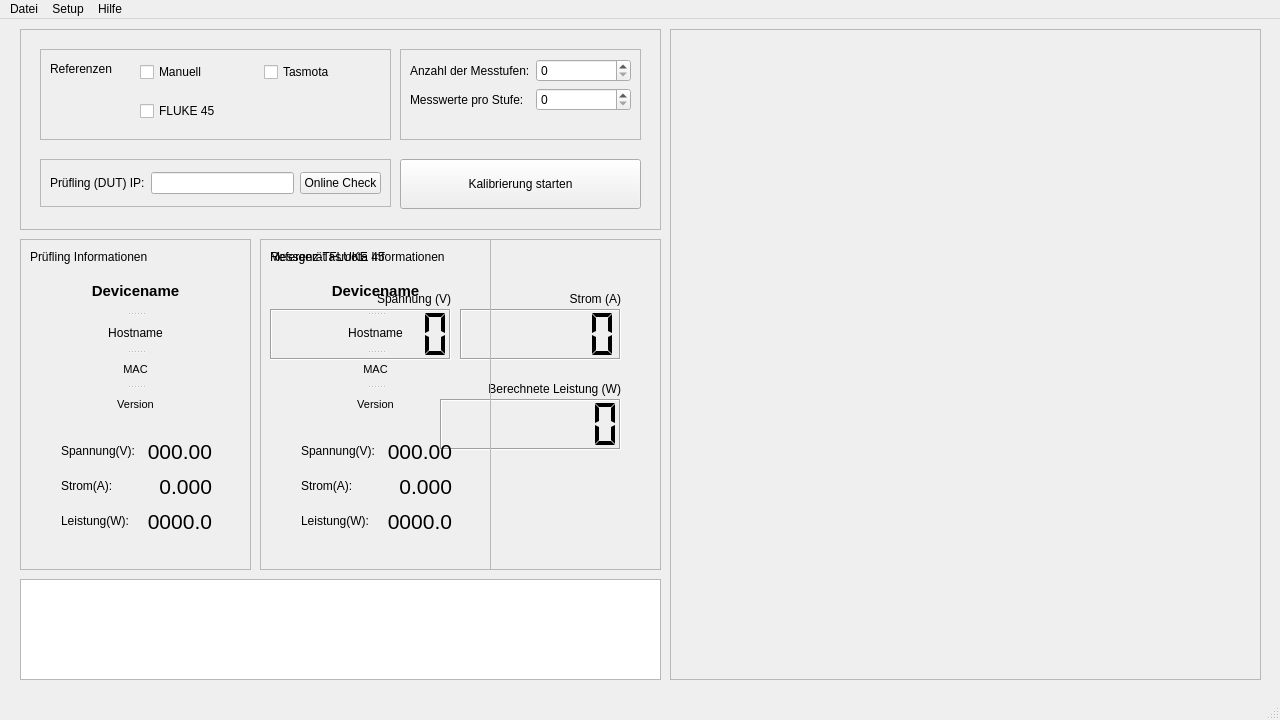
This is main_gui.ui in Suitcasechild/AutoCal as Qt 5 draws it before an edit. The edited form follows.
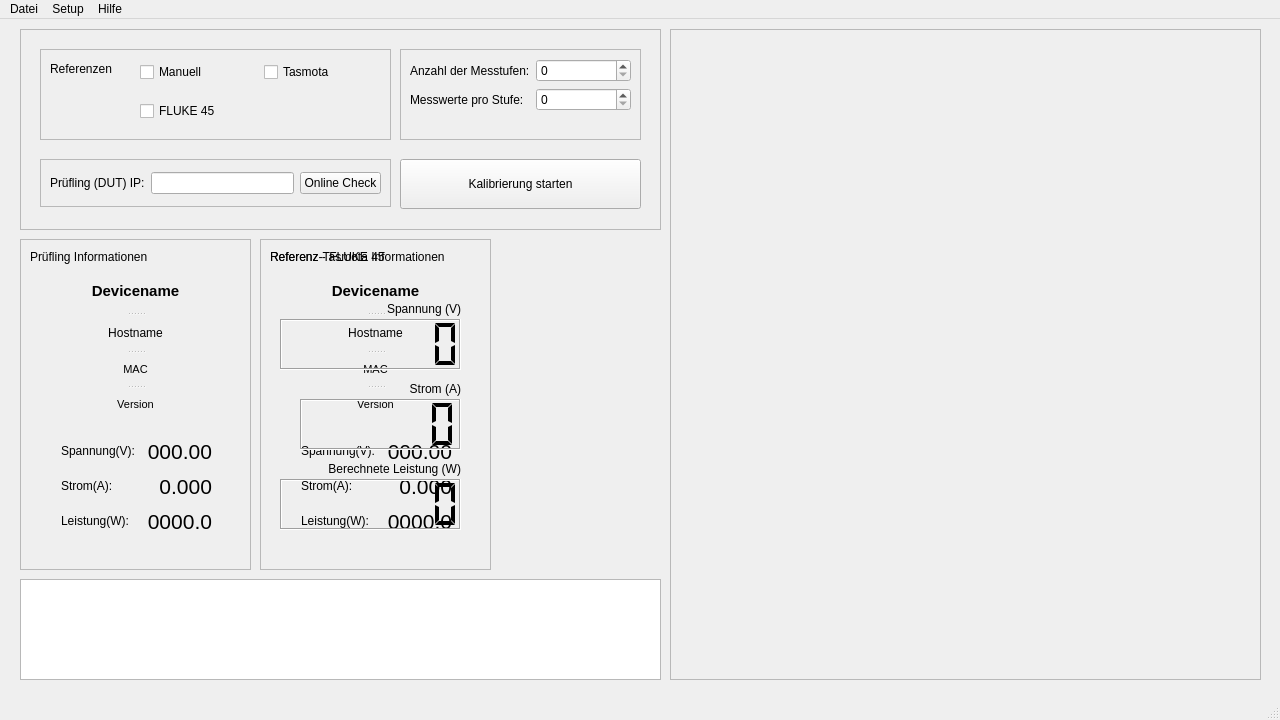
This is the edited form.

Commit message: style: gui layout geändert

Diff of the .ui file:
```diff
--- a/main_gui.ui
+++ b/main_gui.ui
@@ -439,7 +439,7 @@
      <rect>
       <x>260</x>
       <y>220</y>
-      <width>401</width>
+      <width>231</width>
       <height>331</height>
      </rect>
     </property>
@@ -452,8 +452,8 @@
     <widget class="QLabel" name="label_7">
      <property name="geometry">
       <rect>
-       <x>190</x>
-       <y>140</y>
+       <x>30</x>
+       <y>220</y>
        <width>171</width>
        <height>20</height>
       </rect>
@@ -471,8 +471,8 @@
     <widget class="QLCDNumber" name="lcd_watt">
      <property name="geometry">
       <rect>
-       <x>180</x>
-       <y>160</y>
+       <x>20</x>
+       <y>240</y>
        <width>181</width>
        <height>51</height>
       </rect>
@@ -493,8 +493,8 @@
     <widget class="QLCDNumber" name="lcd_volt">
      <property name="geometry">
       <rect>
-       <x>10</x>
-       <y>70</y>
+       <x>20</x>
+       <y>80</y>
        <width>181</width>
        <height>51</height>
       </rect>
@@ -515,8 +515,8 @@
     <widget class="QLabel" name="label_6">
      <property name="geometry">
       <rect>
-       <x>200</x>
-       <y>50</y>
+       <x>40</x>
+       <y>140</y>
        <width>161</width>
        <height>20</height>
       </rect>
@@ -531,8 +531,8 @@
     <widget class="QLCDNumber" name="lcd_amp">
      <property name="geometry">
       <rect>
-       <x>200</x>
-       <y>70</y>
+       <x>40</x>
+       <y>160</y>
        <width>161</width>
        <height>51</height>
       </rect>
@@ -553,8 +553,8 @@
     <widget class="QLabel" name="label_5">
      <property name="geometry">
       <rect>
-       <x>20</x>
-       <y>50</y>
+       <x>30</x>
+       <y>60</y>
        <width>171</width>
        <height>20</height>
       </rect>
@@ -576,7 +576,7 @@
       </rect>
      </property>
      <property name="text">
-      <string>Messgerät FLUKE 45</string>
+      <string>Referenz - FLUKE 45</string>
      </property>
     </widget>
    </widget>
@@ -772,6 +772,12 @@
      </layout>
     </widget>
    </widget>
+   <zorder>frame_tasref</zorder>
+   <zorder>log_output</zorder>
+   <zorder>frame</zorder>
+   <zorder>frame_charts</zorder>
+   <zorder>frame_info</zorder>
+   <zorder>frame_fluke</zorder>
   </widget>
   <widget class="QMenuBar" name="menubar">
    <property name="geometry">
```
